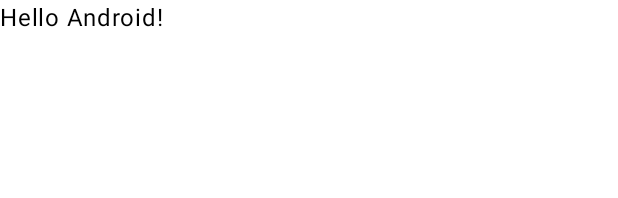
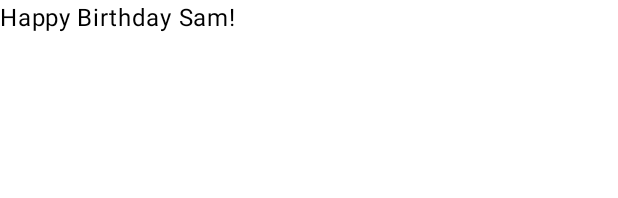
Before and after one commit to gl3af/mobile-android, an Android app built with Jetpack Compose: the @Preview function GreetingPreview, on a phone screen of 412 x 824 dp. Shown: the top 198 px of the screen. Run offline under Robolectric (Android 15) with nearby library versions, the phone set to English and light mode, and no system bars.

Commit message:
u1-p3-greeting-text

```diff
--- a/HappyBirthday/app/src/main/java/com/example/happybirthday/MainActivity.kt
+++ b/HappyBirthday/app/src/main/java/com/example/happybirthday/MainActivity.kt
@@ -22,7 +22,7 @@ class MainActivity : ComponentActivity() {
                     modifier = Modifier.fillMaxSize(),
                     color = MaterialTheme.colorScheme.background
                 ) {
-                    Greeting("Android")
+                    GreetingText(message = "Happy Birthday Sam!")
                 }
             }
         }
@@ -30,10 +30,9 @@ class MainActivity : ComponentActivity() {
 }
 
 @Composable
-fun Greeting(name: String, modifier: Modifier = Modifier) {
+fun GreetingText(message: String, modifier: Modifier = Modifier) {
     Text(
-        text = "Hello $name!",
-        modifier = modifier
+        text = message
     )
 }
 
@@ -41,6 +40,6 @@ fun Greeting(name: String, modifier: Modifier = Modifier) {
 @Composable
 fun GreetingPreview() {
     HappyBirthdayTheme {
-        Greeting("Android")
+        GreetingText(message = "Happy Birthday Sam!")
     }
 }
```
